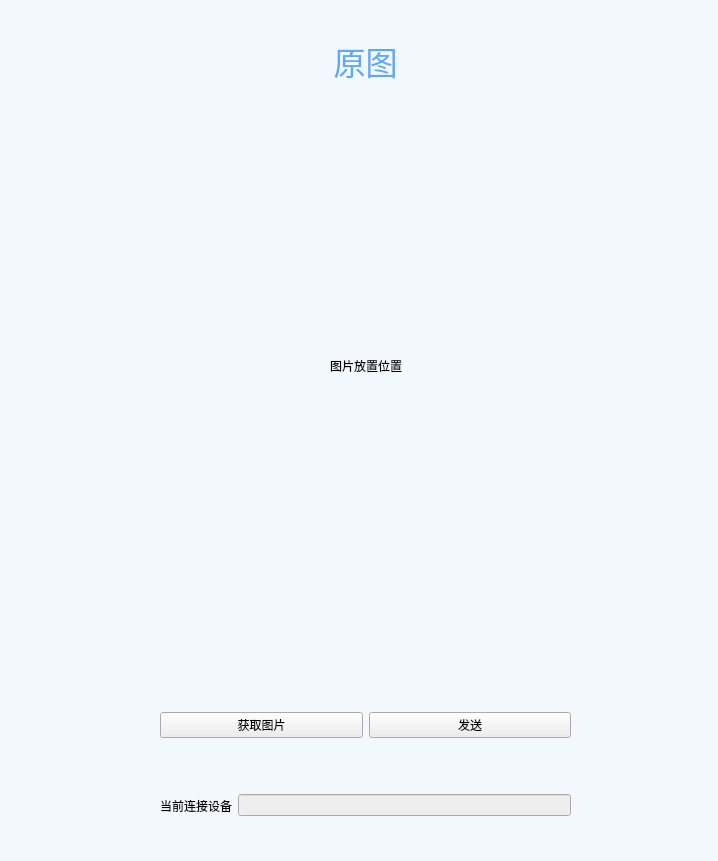
First picture: the form in UI/ui_py/ui/send.ui, repository ZYboshi/srtp_GUI, before the edit.
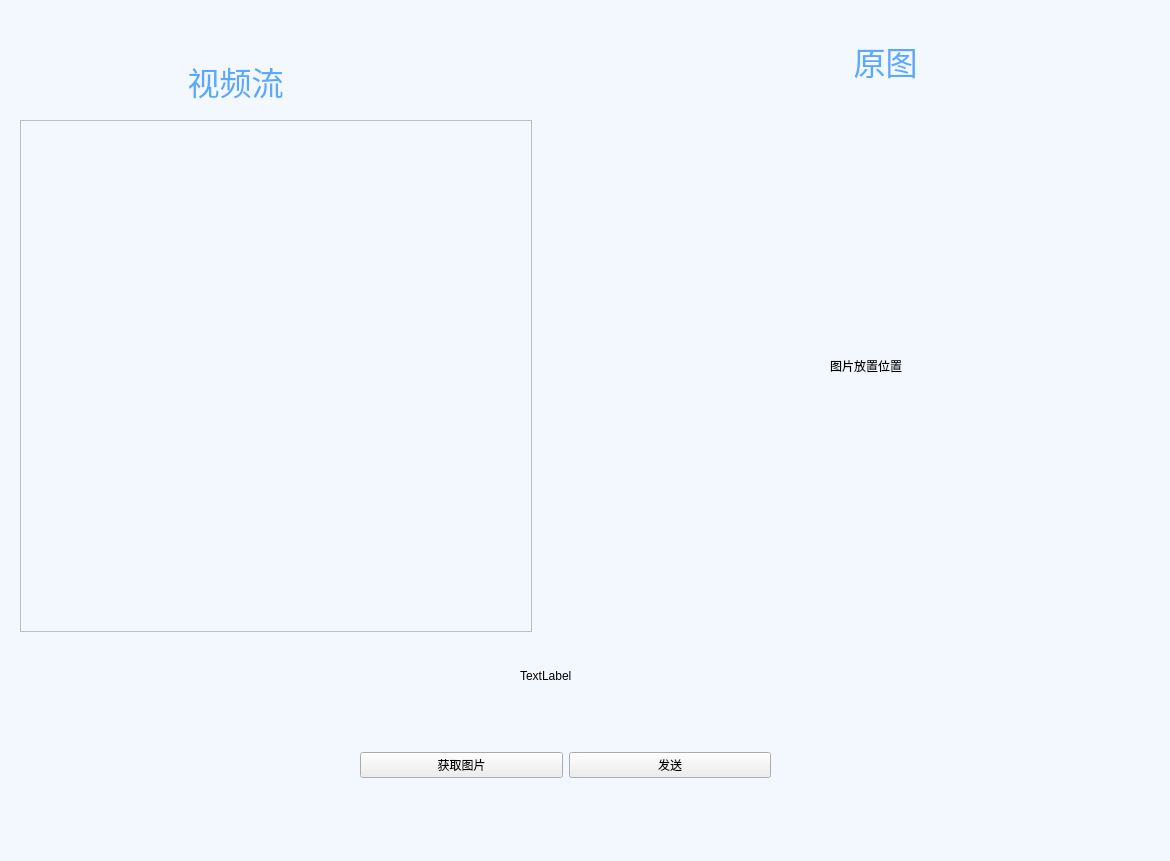
Second picture: the form after the edit.

```diff
--- a/UI/ui_py/ui/send.ui
+++ b/UI/ui_py/ui/send.ui
@@ -6,7 +6,7 @@
    <rect>
     <x>0</x>
     <y>0</y>
-    <width>718</width>
+    <width>1170</width>
     <height>861</height>
    </rect>
   </property>
@@ -19,7 +19,7 @@
   <widget class="QLabel" name="label11">
    <property name="geometry">
     <rect>
-     <x>110</x>
+     <x>610</x>
      <y>110</y>
      <width>512</width>
      <height>512</height>
@@ -35,8 +35,8 @@
   <widget class="QWidget" name="layoutWidget">
    <property name="geometry">
     <rect>
-     <x>160</x>
-     <y>690</y>
+     <x>360</x>
+     <y>730</y>
      <width>411</width>
      <height>71</height>
     </rect>
@@ -67,7 +67,7 @@
   <widget class="QLabel" name="label_2">
    <property name="geometry">
     <rect>
-     <x>260</x>
+     <x>780</x>
      <y>30</y>
      <width>211</width>
      <height>61</height>
@@ -92,31 +92,56 @@
     <set>Qt::AlignmentFlag::AlignCenter</set>
    </property>
   </widget>
-  <widget class="QWidget" name="layoutWidget">
+  <widget class="QLabel" name="label">
    <property name="geometry">
     <rect>
-     <x>160</x>
-     <y>780</y>
-     <width>411</width>
-     <height>51</height>
+     <x>520</x>
+     <y>660</y>
+     <width>71</width>
+     <height>31</height>
     </rect>
    </property>
-   <layout class="QHBoxLayout" name="horizontalLayout_2">
-    <item>
-     <widget class="QLabel" name="label_3">
-      <property name="text">
-       <string>当前连接设备</string>
-      </property>
-     </widget>
-    </item>
-    <item>
-     <widget class="QLineEdit" name="lineEdit">
-      <property name="styleSheet">
-       <string notr="true">background-color: rgb(238, 238, 238);</string>
-      </property>
-     </widget>
-    </item>
-   </layout>
+   <property name="text">
+    <string>TextLabel</string>
+   </property>
+  </widget>
+  <widget class="QGraphicsView" name="graphicsView">
+   <property name="geometry">
+    <rect>
+     <x>20</x>
+     <y>120</y>
+     <width>512</width>
+     <height>512</height>
+    </rect>
+   </property>
+  </widget>
+  <widget class="QLabel" name="label_3">
+   <property name="geometry">
+    <rect>
+     <x>130</x>
+     <y>50</y>
+     <width>211</width>
+     <height>61</height>
+    </rect>
+   </property>
+   <property name="font">
+    <font>
+     <family>黑体</family>
+     <pointsize>24</pointsize>
+    </font>
+   </property>
+   <property name="acceptDrops">
+    <bool>false</bool>
+   </property>
+   <property name="styleSheet">
+    <string notr="true">color: rgb(91, 168, 255);</string>
+   </property>
+   <property name="text">
+    <string>视频流</string>
+   </property>
+   <property name="alignment">
+    <set>Qt::AlignmentFlag::AlignCenter</set>
+   </property>
   </widget>
  </widget>
  <resources/>
```
